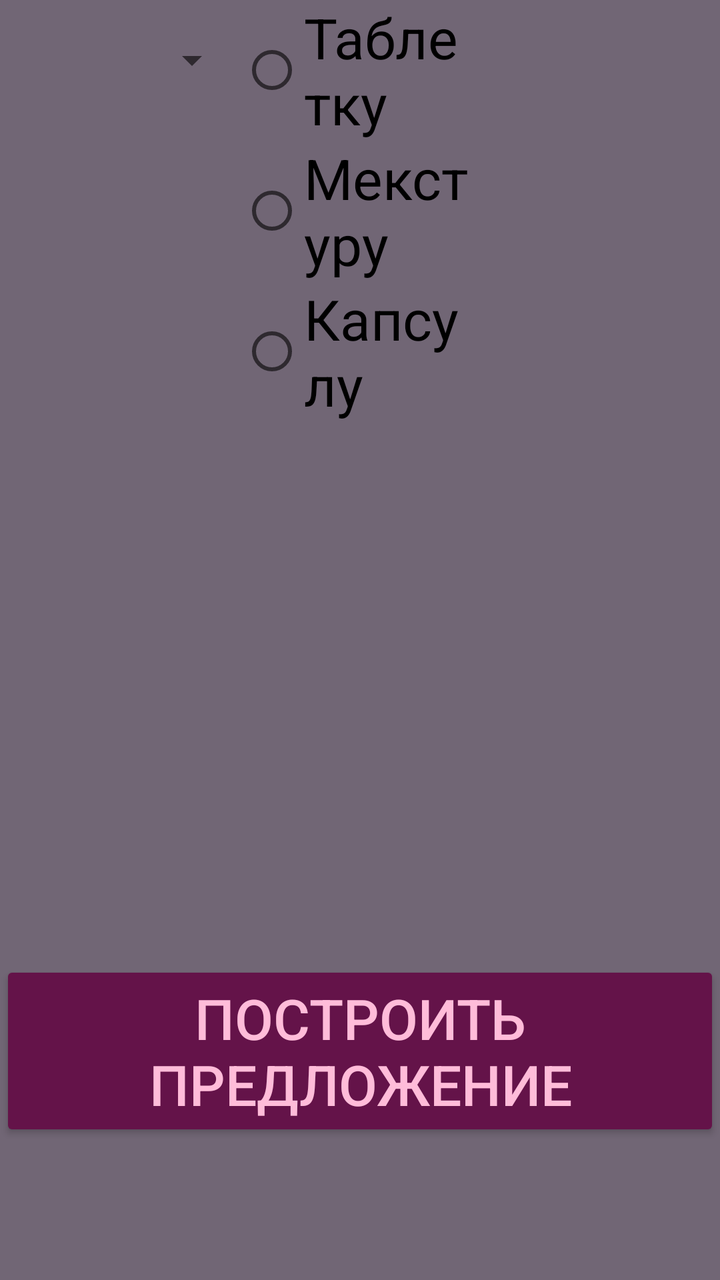
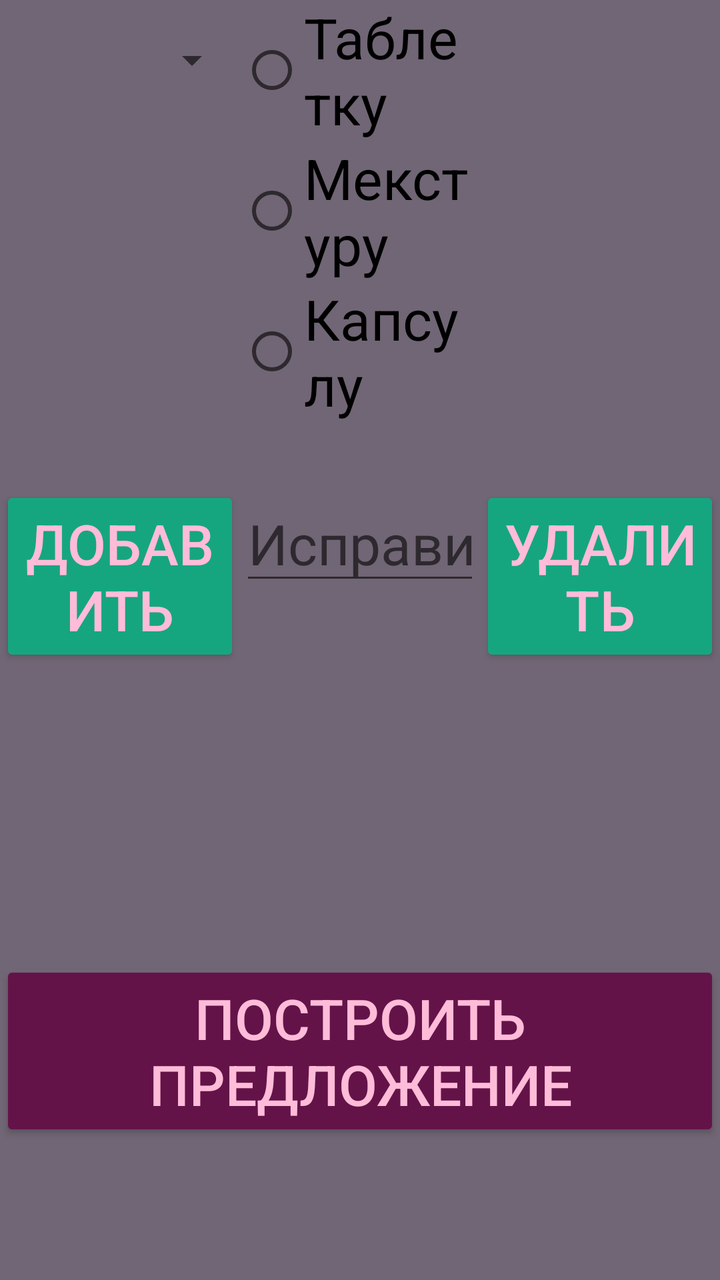

Before-and-after screenshots of an Android layout around one commit, followed by the original layout XML and the change that was made.
<!-- AndroidManifest.xml: activity theme MedTheme -->
<!-- res/layout/activity_main.xml -->
<?xml version="1.0" encoding="utf-8"?>
<RelativeLayout
    xmlns:android="http://schemas.android.com/apk/res/android"
    android:layout_width="match_parent"
    android:layout_height="match_parent">

    <TableLayout
        android:id="@+id/tableLayout"
        android:layout_width="match_parent"
        android:layout_height="match_parent"
        android:layout_above="@id/butBuild"
        android:layout_alignParentTop="true"
        android:stretchColumns="0,1,2">

        <TableRow
            android:layout_width="match_parent"
            android:layout_height="wrap_content">

            <Spinner
                android:id="@+id/spinnerPreposition"
                android:layout_width="0dp"
                android:layout_height="60dp"
                android:layout_weight="1"
                android:spinnerMode="dialog"/>

            <RadioGroup
                android:id="@+id/radioGroup"
                android:layout_width="0dp"
                android:layout_height="wrap_content"
                android:layout_weight="1">

                <RadioButton
                    android:id="@+id/radioBut1"
                    android:layout_width="wrap_content"
                    android:layout_height="wrap_content"
                    android:text="@string/sysh_tabletka"/>

                <RadioButton
                    android:id="@+id/radioBut2"
                    android:layout_width="wrap_content"
                    android:layout_height="wrap_content"
                    android:text="@string/sysh_mikstura"/>

                <RadioButton
                    android:id="@+id/radioBut3"
                    android:layout_width="wrap_content"
                    android:layout_height="wrap_content"
                    android:text="@string/sysh_kapsula"/>
            </RadioGroup>

            <ListView
                android:id="@+id/listView"
                android:layout_width="0dp"
                android:layout_height="150dp"
                android:layout_weight="1"
                android:choiceMode="singleChoice"/>

        </TableRow>
    </TableLayout>

    <Button
        style = "@style/ButtonViewStyle"
        android:id="@+id/butBuild"
        android:layout_width="match_parent"
        android:layout_height="wrap_content"
        android:text="Построить предложение"
        android:layout_above = "@id/textViewResult"/>


    <TextView
        android:id="@+id/textViewResult"
        android:layout_width="match_parent"
        android:layout_height="wrap_content"
        android:layout_alignParentBottom="true"
        android:padding="16dp"
        android:gravity="center" />

</RelativeLayout>
<!-- resources referenced by this layout -->
<resources>
  <string name="sysh_kapsula">Капсулу</string>
  <string name="sysh_mikstura">Мекстуру</string>
  <string name="sysh_tabletka">Таблетку</string>
  <style name="ButtonViewStyle">
          <item name="android:layout_width">0dp</item>
          <item name="android:layout_height">wrap_content</item>
          <item name="android:textColor">@color/pink</item>
          <item name="android:backgroundTint">@color/granat</item>
          <item name="android:textSize">28sp</item>
          <item name="android:gravity">center</item>
      </style>
  <style name="MedTheme" parent="Theme.AppCompat.Light.NoActionBar">
          <item name="android:textColor">@color/aquaL</item>
          <item name="android:textSize">28sp</item>
          <item name="android:windowBackground">@color/gray</item>
      </style>
  <color name="pink">#ffbcd9</color>
  <color name="granat">#641349</color>
  <color name="aquaL">#2eb8b3</color>
  <color name="gray">#716675</color>
</resources>

<!-- the commit's change to res/layout/activity_main.xml (unified diff, before → after) -->
@@ -56,6 +56,35 @@
                 android:choiceMode="singleChoice"/>
 
         </TableRow>
+
+        <TableRow android:layout_width="match_parent"
+            android:layout_height="wrap_content"
+            android:layout_marginTop="32dp">
+            <Button
+                style = "@style/ButtonViewStyleAddDel"
+                android:id="@+id/butAdd"
+                android:layout_width="0dp"
+                android:layout_height="wrap_content"
+                android:layout_weight="1"
+                android:text="Добавить"/>
+
+            <EditText
+                android:id="@+id/editTextPredl"
+                android:layout_width="0dp"
+                android:layout_height="wrap_content"
+                android:layout_weight="1"
+                android:hint="Исправить предлог"
+                android:inputType="text"
+                android:imeOptions="actionDone" />
+
+            <Button
+                style = "@style/ButtonViewStyleAddDel"
+                android:id="@+id/butDel"
+                android:layout_width="0dp"
+                android:layout_height="wrap_content"
+                android:layout_weight="1"
+                android:text="Удалить"/>
+        </TableRow>
     </TableLayout>
 
     <Button
<!-- resource entries referenced after the edit -->
@@ -11,6 +11,14 @@
           <item name="android:textSize">28sp</item>
           <item name="android:gravity">center</item>
       </style>
+  <style name="ButtonViewStyleAddDel">
+          <item name="android:layout_width">0dp</item>
+          <item name="android:layout_height">wrap_content</item>
+          <item name="android:textColor">@color/pink</item>
+          <item name="android:backgroundTint">@color/olive</item>
+          <item name="android:textSize">28sp</item>
+          <item name="android:gravity">center</item>
+      </style>
   <style name="MedTheme" parent="Theme.AppCompat.Light.NoActionBar">
           <item name="android:textColor">@color/aquaL</item>
           <item name="android:textSize">28sp</item>
@@ -18,6 +26,7 @@
       </style>
   <color name="pink">#ffbcd9</color>
   <color name="granat">#641349</color>
+  <color name="olive">#16a67f</color>
   <color name="aquaL">#2eb8b3</color>
   <color name="gray">#716675</color>
 </resources>
